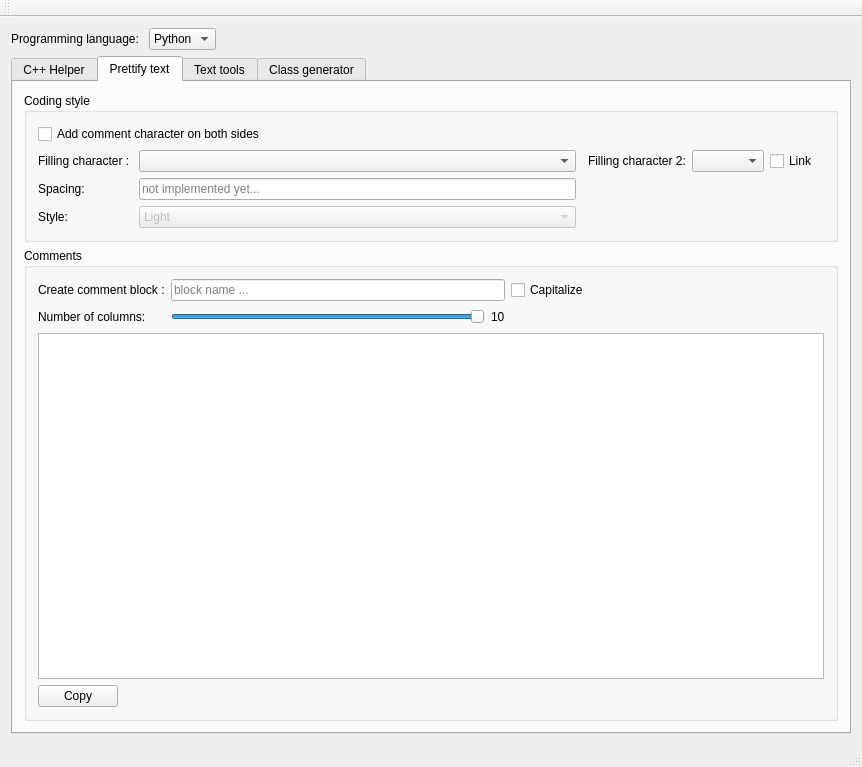
The window that CodeHelper/mainwindow.ui (matthiaszeller/CodeHelper) describes before a commit, drawn with Qt 5.
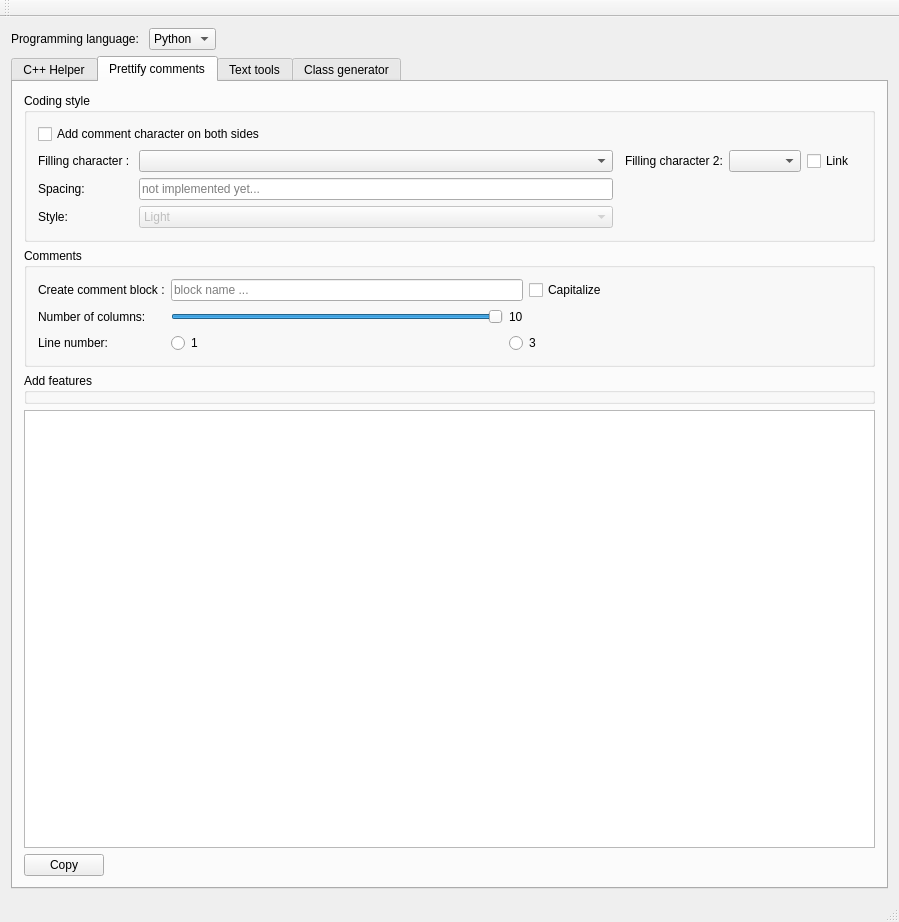
The same window after the commit. The open tabs and pages were chosen to show the change.

Diff of the .ui file:
```diff
--- a/CodeHelper/mainwindow.ui
+++ b/CodeHelper/mainwindow.ui
@@ -6,8 +6,8 @@
    <rect>
     <x>0</x>
     <y>0</y>
-    <width>862</width>
-    <height>767</height>
+    <width>899</width>
+    <height>922</height>
    </rect>
   </property>
   <property name="windowTitle">
@@ -56,7 +56,7 @@
     <item>
      <widget class="QTabWidget" name="tabWidget">
       <property name="currentIndex">
-       <number>0</number>
+       <number>1</number>
       </property>
       <widget class="QWidget" name="tab_3">
        <attribute name="title">
@@ -162,7 +162,7 @@
       </widget>
       <widget class="QWidget" name="tab_2">
        <attribute name="title">
-        <string>Prettify text</string>
+        <string>Prettify comments</string>
        </attribute>
        <layout class="QVBoxLayout" name="verticalLayout_2">
         <item>
@@ -270,12 +270,6 @@
            <string>Comments</string>
           </property>
           <layout class="QVBoxLayout" name="verticalLayout_3">
-           <item>
-            <layout class="QFormLayout" name="formLayout"/>
-           </item>
-           <item>
-            <layout class="QGridLayout" name="gridLayout_2"/>
-           </item>
            <item>
             <layout class="QGridLayout" name="gridLayout_5">
              <item row="1" column="0">
@@ -354,15 +348,42 @@
                </property>
               </widget>
              </item>
+             <item row="2" column="0">
+              <widget class="QLabel" name="label_15">
+               <property name="text">
+                <string>Line number:</string>
+               </property>
+              </widget>
+             </item>
+             <item row="2" column="1">
+              <widget class="QRadioButton" name="radioButton_prettify_1line">
+               <property name="text">
+                <string>1</string>
+               </property>
+              </widget>
+             </item>
+             <item row="2" column="2" colspan="2">
+              <widget class="QRadioButton" name="radioButton_prettify_3lines">
+               <property name="text">
+                <string>3</string>
+               </property>
+              </widget>
+             </item>
             </layout>
+           </item>
+          </layout>
+         </widget>
            </item>
            <item>
-            <layout class="QHBoxLayout" name="horizontalLayout_2">
+         <widget class="QGroupBox" name="groupBox_8">
+          <property name="title">
+           <string>Add features</string>
+          </property>
+         </widget>
+        </item>
              <item>
               <widget class="QPlainTextEdit" name="plainTextEdit_prettify"/>
              </item>
-            </layout>
-           </item>
            <item>
             <layout class="QHBoxLayout" name="horizontalLayout_3">
              <item>
@@ -389,9 +410,6 @@
            </item>
           </layout>
          </widget>
-        </item>
-       </layout>
-      </widget>
       <widget class="QWidget" name="tab_4">
        <attribute name="title">
         <string>Text tools</string>
@@ -400,7 +418,7 @@
         <item>
          <widget class="QGroupBox" name="groupBox_4">
           <property name="title">
-           <string>RegExp</string>
+           <string>Regular expressions</string>
           </property>
           <layout class="QGridLayout" name="gridLayout_4">
            <item row="1" column="1">
@@ -443,6 +461,13 @@
           </layout>
          </widget>
         </item>
+        <item>
+         <widget class="QGroupBox" name="groupBox_7">
+          <property name="title">
+           <string/>
+          </property>
+         </widget>
+        </item>
         <item>
          <widget class="QPlainTextEdit" name="plainTextEdit_tools"/>
         </item>
@@ -544,7 +569,7 @@
     <rect>
      <x>0</x>
      <y>0</y>
-     <width>862</width>
+     <width>899</width>
      <height>26</height>
     </rect>
    </property>
```
Lines whose indentation alone changed are shown as unchanged.
